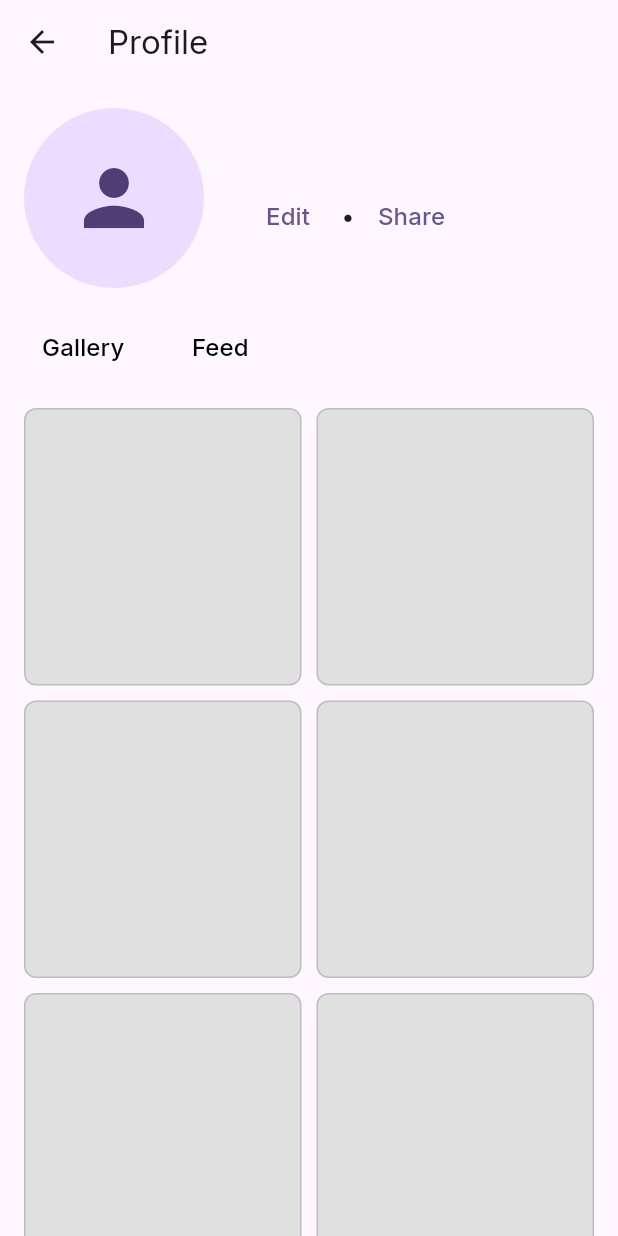
After one commit to jjustinsong/snapseek, a Flutter app: the screen it shows once a user with an empty profile is signed in, item 3 of the bottom bar chosen, after a tap on "Edit", on a phone screen of 412 x 824 dp. The commit adds this screen. Run offline on Flutter 3.47's test engine with Material 3 defaults, Android fonts, the phone set to English and light mode, and no system bars; our stand-ins replace cloud_firestore, firebase_auth, firebase_core, google_fonts, google_nav_bar, line_icons and 1 more; accounts and stored records are empty.

Commit message:
profile page

```diff
--- a/snapseek/lib/pages/login.dart
+++ b/snapseek/lib/pages/login.dart
@@ -3,11 +3,11 @@ import 'package:flutter/material.dart';
 import 'package:snapseek/components/button.dart';
 import 'package:snapseek/components/textfield.dart';
 import 'package:snapseek/components/google_button.dart';
+import 'package:snapseek/pages/forgot_password.dart';
 
 //stateful because we want to show errors on screen for when login credentials are invalid
 
 class Login extends StatefulWidget {
-
   //parameters for the widget are created here
 
   final Function()? onTap;
@@ -18,7 +18,6 @@ class Login extends StatefulWidget {
 }
 
 class _LoginState extends State<Login> {
-
   //variables used in the widget are created here
 
   final TextEditingController emailController = TextEditingController();
@@ -31,7 +30,9 @@ class _LoginState extends State<Login> {
       errorMessage = '';
     });
     //loading circle
-    showDialog(context: context, builder: (context) {
+    showDialog(
+        context: context,
+        builder: (context) {
           return const Center(
             child: CircularProgressIndicator(),
           );
@@ -56,7 +57,7 @@ class _LoginState extends State<Login> {
 
   @override
   Widget build(BuildContext context) {
-    return  Scaffold(
+    return Scaffold(
         backgroundColor: Colors.white,
         //singlechildscrollview used to prevent screen overflow when keyboard is opened
         body: SingleChildScrollView(
@@ -73,8 +74,9 @@ class _LoginState extends State<Login> {
                 children: [
                   const Padding(
                       padding: EdgeInsets.only(top: 100.0, bottom: 40.0),
-                    child: Text("SnapSeek", style: TextStyle(fontWeight: FontWeight.bold, fontSize: 25))
-                  ),
+                      child: Text("SnapSeek",
+                          style: TextStyle(
+                              fontWeight: FontWeight.bold, fontSize: 25))),
                   CustomTextField(
                     controller: emailController,
                     hintText: 'Email address',
@@ -89,37 +91,41 @@ class _LoginState extends State<Login> {
                   const SizedBox(height: 10.0),
                   //if error message is not an empty string, show the message in red
                   if (errorMessage.isNotEmpty)
-                  Text(errorMessage, style: const TextStyle(color: Colors.red)),
+                    Text(errorMessage,
+                        style: const TextStyle(color: Colors.red)),
                   const SizedBox(height: 10.0),
-                  const Text('Forgot password?', style: TextStyle(color: Color.fromARGB(255, 99, 98, 98))),
+                  TextButton(
+                      onPressed: () {
+                        // Navigate to password page when button is tapped
+                        Navigator.push(
+                          context,
+                          MaterialPageRoute(
+                              builder: (context) => const ForgotPassword()),
+                        );
+                      },
+                      child: const Text('Forgot password?',
+                          style: TextStyle(
+                            color: Color.fromARGB(255, 99, 98, 98),
+                            decoration: TextDecoration.underline,
+                          ))),
                   const SizedBox(height: 10.0),
-                  CustomButton(
-                    onTap: signIn,
-                    name: 'Sign in'
-                  ),
+                  CustomButton(onTap: signIn, name: 'Sign in'),
                   const SizedBox(height: 20.0),
-                  Row(
-                    children: [
+                  Row(children: [
                     //expands a child of the row so that it fills all available space
                     Expanded(
                         //creates line
-                        child: Divider(
-                          thickness: 0.5,
-                          color: Colors.grey[400]
-                        )
-                      ),
+                        child:
+                            Divider(thickness: 0.5, color: Colors.grey[400])),
                     const Padding(
                       padding: EdgeInsets.only(right: 10.0, left: 10.0),
-                        child: Text('Or continue with', style: TextStyle(color: Color.fromARGB(255, 99, 98, 98))),
+                      child: Text('Or continue with',
+                          style: TextStyle(
+                              color: Color.fromARGB(255, 99, 98, 98))),
                     ),
                     Expanded(
-                        child: Divider(
-                          thickness: 0.5,
-                          color: Colors.grey[400]
-                        )
-                      )
-                    ]
-                  ),
+                        child: Divider(thickness: 0.5, color: Colors.grey[400]))
+                  ]),
                   const SizedBox(height: 20.0),
                   const GoogleButton(imagePath: 'lib/images/google logo.png'),
                   const SizedBox(height: 20.0),
@@ -136,19 +142,15 @@ class _LoginState extends State<Login> {
                         //onTap passed in from login_or_register.dart file
                         //to call variables from the stateful class, use 'widget._____'
                         onTap: widget.onTap,
-                        child: const Text(
-                          'Sign up',
-                          style: TextStyle(color: Colors.blue, fontWeight: FontWeight.bold)
-                        ),
+                        child: const Text('Sign up',
+                            style: TextStyle(
+                                color: Colors.blue,
+                                fontWeight: FontWeight.bold)),
                       )
                     ],
                   )
-                ]
-              ),
-            )
-          )
-        ),
-      )
-    );
+                ]),
+          ))),
+        ));
   }
 }
--- /dev/null
+++ b/snapseek/lib/pages/profile.dart
@@ -0,0 +1,152 @@
+import 'package:flutter/material.dart';
+import 'package:firebase_auth/firebase_auth.dart';
+import 'package:cloud_firestore/cloud_firestore.dart';
+
+class ProfilePage extends StatefulWidget {
+  const ProfilePage({Key? key}) : super(key: key);
+
+  @override
+  _ProfilePageState createState() => _ProfilePageState();
+}
+
+class _ProfilePageState extends State<ProfilePage> {
+  String username = "Loading..."; // Initial text
+  String profileImageUrl = ""; // URL for profile image, if available
+
+  @override
+  void initState() {
+    super.initState();
+    fetchUsername();
+  }
+
+  Future<void> fetchUsername() async {
+    User? user = FirebaseAuth.instance.currentUser;
+    if (user != null) {
+      DocumentSnapshot userDoc = await FirebaseFirestore.instance
+          .collection('users')
+          .doc(user.uid)
+          .get();
+      if (userDoc.exists) {
+        setState(() {
+          username = userDoc['username'] as String;
+        });
+      } else {
+        setState(() {
+          username = "No username found";
+        });
+      }
+    } else {
+      setState(() {
+        username = "User not logged in";
+      });
+    }
+  }
+
+  @override
+  Widget build(BuildContext context) {
+    return Scaffold(
+      appBar: AppBar(
+        title: const Text('Profile'),
+      ),
+      body: Column(
+        children: <Widget>[
+          Padding(
+            padding: const EdgeInsets.all(16.0),
+            child: Row(
+              crossAxisAlignment: CrossAxisAlignment.center,
+              children: <Widget>[
+                CircleAvatar(
+                  radius: 60, // Increased radius for a larger profile image
+                  backgroundImage: profileImageUrl.isNotEmpty
+                      ? NetworkImage(profileImageUrl)
+                      : null,
+                  child: profileImageUrl.isEmpty
+                      ? const Icon(Icons.person, size: 60)
+                      : null,
+                ),
+                const SizedBox(width: 24),
+                Expanded(
+                  child: Column(
+                    crossAxisAlignment: CrossAxisAlignment.start,
+                    children: [
+                      Padding(
+                        padding: const EdgeInsets.only(left: 16),
+                        child: Text(username,
+                            style: TextStyle(
+                                fontSize: 18, fontWeight: FontWeight.bold)),
+                      ),
+                      Row(
+                        children: [
+                          TextButton(
+                            onPressed: () {
+                              print("Edit button tapped");
+                            },
+                            child: Text("Edit", style: TextStyle(fontSize: 16)),
+                          ),
+                          Text(" • ",
+                              style: TextStyle(
+                                  fontSize: 16, fontWeight: FontWeight.bold)),
+                          TextButton(
+                            onPressed: () {
+                              print("Share button tapped");
+                            },
+                            child:
+                                Text("Share", style: TextStyle(fontSize: 16)),
+                          ),
+                        ],
+                      ),
+                    ],
+                  ),
+                ),
+              ],
+            ),
+          ),
+          Padding(
+            padding: const EdgeInsets.only(left: 16.0),
+            child: Row(
+              mainAxisAlignment: MainAxisAlignment.start,
+              children: [
+                TextButton(
+                  onPressed: () {
+                    print("Feed button tapped");
+                  },
+                  child: Text("Gallery",
+                      style: TextStyle(fontSize: 16, color: Colors.black)),
+                ),
+                SizedBox(width: 20), // Spacing between buttons
+                TextButton(
+                  onPressed: () {
+                    print("Gallery button tapped");
+                  },
+                  child: Text("Feed",
+                      style: TextStyle(fontSize: 16, color: Colors.black)),
+                ),
+              ],
+            ),
+          ),
+          Expanded(
+            // This will make the GridView take up all remaining space
+            child: GridView.count(
+              crossAxisCount: 2, // Number of columns in the grid
+              childAspectRatio: 1.0, // Aspect ratio of each cell
+              crossAxisSpacing: 10, // Spacing between the columns
+              mainAxisSpacing: 10, // Spacing between the rows
+              padding: EdgeInsets.all(16), // Padding around the grid
+              children: List.generate(6, (index) {
+                // Generate 4 empty boxes
+                return Container(
+                  decoration: BoxDecoration(
+                      color: Colors.grey[300], // Light grey color for the boxes
+                      borderRadius: BorderRadius.circular(8), // Rounded corners
+                      border: Border.all(
+                          color: Colors.grey[400]!) // Border around each box
+                      ),
+                );
+              }),
+            ),
+          ),
+        ],
+      ),
+    );
+  }
+}
--- a/snapseek/lib/pages/register.dart
+++ b/snapseek/lib/pages/register.dart
@@ -1,13 +1,14 @@
 import 'package:firebase_auth/firebase_auth.dart';
 import 'package:flutter/material.dart';
+import 'package:flutter/services.dart';
 import 'package:snapseek/components/button.dart';
 import 'package:snapseek/components/textfield.dart';
 import 'package:snapseek/components/google_button.dart';
+import 'package:cloud_firestore/cloud_firestore.dart';
 
 //stateful because we want to show errors on screen for when password and confirm password are different
 
 class Register extends StatefulWidget {
-
   final Function()? onTap;
   const Register({super.key, required this.onTap});
 
@@ -16,13 +17,17 @@ class Register extends StatefulWidget {
 }
 
 class _RegisterState extends State<Register> {
+  final TextEditingController userController = TextEditingController();
   final TextEditingController emailController = TextEditingController();
   final TextEditingController passwordController = TextEditingController();
-  final TextEditingController confirmPasswordController = TextEditingController();
+  final TextEditingController confirmPasswordController =
+      TextEditingController();
   String errorMessage = '';
 
   void signUp() async {
-    showDialog(context: context, builder: (context) {
+    showDialog(
+        context: context,
+        builder: (context) {
           return const Center(
             child: CircularProgressIndicator(),
           );
@@ -30,10 +35,16 @@ class _RegisterState extends State<Register> {
     try {
       //only create user if password and confirmpassword are the same
       if (passwordController.text == confirmPasswordController.text) {
+        UserCredential userCredential =
             await FirebaseAuth.instance.createUserWithEmailAndPassword(
           email: emailController.text,
           password: passwordController.text,
         );
+        String uid = userCredential.user!.uid;
+        await FirebaseFirestore.instance.collection('users').doc(uid).set({
+          'username': userController.text, // Store the username
+          // Add other user details here if necessary
+        });
       } else {
         setState(() {
           errorMessage = "Passwords don't match";
@@ -50,7 +61,7 @@ class _RegisterState extends State<Register> {
 
   @override
   Widget build(BuildContext context) {
-    return  Scaffold(
+    return Scaffold(
         backgroundColor: Colors.white,
         body: SingleChildScrollView(
           child: SafeArea(
@@ -63,9 +74,19 @@ class _RegisterState extends State<Register> {
                 children: [
                   const Padding(
                       padding: EdgeInsets.only(top: 100.0, bottom: 40.0),
-                    child: Text("SnapSeek", style: TextStyle(fontWeight: FontWeight.bold, fontSize: 25))
+                      child: Text("SnapSeek",
+                          style: TextStyle(
+                              fontWeight: FontWeight.bold, fontSize: 25))),
+                  const Text('Create an account',
+                      style: TextStyle(
+                          color: Colors.black,
+                          fontWeight: FontWeight.bold,
+                          fontSize: 20)),
+                  CustomTextField(
+                    controller: userController,
+                    hintText: 'Username',
+                    obscureText: false,
                   ),
-                  const Text('Create an account', style: TextStyle(color: Colors.black, fontWeight: FontWeight.bold, fontSize: 20)),
                   CustomTextField(
                     controller: emailController,
                     hintText: 'Email address',
@@ -83,33 +104,24 @@ class _RegisterState extends State<Register> {
                   ),
                   const SizedBox(height: 10.0),
                   if (errorMessage.isNotEmpty)
-                  Text(errorMessage, style: const TextStyle(color: Colors.red)),
+                    Text(errorMessage,
+                        style: const TextStyle(color: Colors.red)),
                   const SizedBox(height: 10.0),
-                  CustomButton(
-                    onTap: signUp,
-                    name: 'Sign up'
-                  ),
+                  CustomButton(onTap: signUp, name: 'Sign up'),
                   const SizedBox(height: 20.0),
-                  Row(
-                    children: [
+                  Row(children: [
                     Expanded(
-                        child: Divider(
-                          thickness: 0.5,
-                          color: Colors.grey[400]
-                        )
-                      ),
+                        child:
+                            Divider(thickness: 0.5, color: Colors.grey[400])),
                     const Padding(
                       padding: EdgeInsets.only(right: 10.0, left: 10.0),
-                        child: Text('Or continue with', style: TextStyle(color: Color.fromARGB(255, 99, 98, 98))),
+                      child: Text('Or continue with',
+                          style: TextStyle(
+                              color: Color.fromARGB(255, 99, 98, 98))),
                     ),
                     Expanded(
-                        child: Divider(
-                          thickness: 0.5,
-                          color: Colors.grey[400]
-                        )
-                      )
-                    ]
-                  ),
+                        child: Divider(thickness: 0.5, color: Colors.grey[400]))
+                  ]),
                   const SizedBox(height: 20.0),
                   const GoogleButton(imagePath: 'lib/images/google logo.png'),
                   const SizedBox(height: 20.0),
@@ -125,19 +137,15 @@ class _RegisterState extends State<Register> {
                         //onTap passed in from login_or_register.dart file
                         //to call variables from the stateful class, use 'widget._____'
                         onTap: widget.onTap,
-                        child: const Text(
-                          'Sign in',
-                          style: TextStyle(color: Colors.blue, fontWeight: FontWeight.bold)
-                        ),
+                        child: const Text('Sign in',
+                            style: TextStyle(
+                                color: Colors.blue,
+                                fontWeight: FontWeight.bold)),
                       )
                     ],
                   )
-                ]
-              ),
-            )
-          )
-        ),
-      )
-    );
+                ]),
+          ))),
+        ));
   }
 }
--- a/snapseek/lib/pages/search.dart
+++ b/snapseek/lib/pages/search.dart
@@ -7,7 +7,7 @@ import 'package:google_nav_bar/google_nav_bar.dart';
 import 'package:line_icons/line_icons.dart';
 import 'package:http/http.dart' as http;
 import 'package:logger/logger.dart';
-
+import 'package:snapseek/pages/profile.dart';
 
 class SearchPage extends StatefulWidget {
   const SearchPage({super.key});
@@ -36,56 +36,69 @@ class _SearchPageState extends State<SearchPage> {
   //api call; doesn't work
   Future<void> searchImages(String description) async {
     try {
-      final response = await http.post(
-        Uri.parse('http://10.0.2.2:5000/search'),
+      final response = await http.post(Uri.parse('http://10.0.2.2:5000/search'),
           headers: <String, String>{
             'Content-Type': 'application/json; charset=UTF-8',
           },
-        body: jsonEncode(<String, dynamic> {
+          body: jsonEncode(<String, dynamic>{
             'description': description,
-        })
-      );
+          }));
       logger.i('Response status: ${response.statusCode}');
-    } catch(e) {
+    } catch (e) {
       // ignore: avoid_print
       logger.e('Error: $e');
     }
   }
 
-  void buttonHandler() {
-
-  }
+  void buttonHandler() {}
 
   @override
   Widget build(BuildContext context) {
     return Scaffold(
-      appBar:
-        AppBar(
-          title: const Center(child: Text('Search', style: TextStyle(fontWeight: FontWeight.bold, fontSize: 20))),
-          bottom: PreferredSize(preferredSize: const Size.fromHeight(2.0), child: Container(color: Colors.black, height: 0.5))
+      appBar: AppBar(
+        title: const Center(
+            child: Text('Search',
+                style: TextStyle(fontWeight: FontWeight.bold, fontSize: 20))),
+        bottom: PreferredSize(
+            preferredSize: const Size.fromHeight(2.0),
+            child: Container(color: Colors.black, height: 0.5)),
+        actions: [
+          IconButton(
+            onPressed: signUserOut,
+            icon: const Icon(Icons.logout),
+            color: Colors.black,
           ),
-      body: Column(
-        children: <Widget>[
+        ],
+      ),
+      body: Column(children: <Widget>[
         SearchBar(onSearch: searchImages, onChange: changeText),
       ]),
-      bottomNavigationBar: Row(
+      bottomNavigationBar: Padding(
+        padding: const EdgeInsets.symmetric(horizontal: 20, vertical: 20),
+        child: Row(
           children: [
-          const Padding(
-            padding: EdgeInsets.symmetric(horizontal: 80.0, vertical: 20),
+            Expanded(
               child: GNav(
                 color: Colors.black,
                 activeColor: Colors.black,
-              gap: 8,
-              padding: EdgeInsets.all(16),
-              tabs: [
+                onTabChange: (index) {
+                  if (index == 2) {
+                    Navigator.push(
+                      context,
+                      MaterialPageRoute(
+                          builder: (context) => const ProfilePage()),
+                    );
+                  }
+                },
+                tabs: const [
                   GButton(icon: LineIcons.globe),
                   GButton(icon: LineIcons.search),
                   GButton(icon: LineIcons.user),
-              ]
-            )
+                ],
               ),
-          IconButton(onPressed: signUserOut, icon: const Icon(Icons.logout))
+            ),
           ],
+        ),
       ),
     );
   }
@@ -123,17 +136,13 @@ class _SearchBarState extends State<SearchBar> {
   Widget build(BuildContext context) {
     return Padding(
         padding: EdgeInsets.all(16.0),
-        child: Row(
-          children: [
+        child: Row(children: [
           Expanded(
               child: CupertinoSearchTextField(
             controller: controller,
             //executes when keyboard 'return' or 'search' button is clicked
             onSubmitted: (_) => click(),
-              )
-            )
-          ]
-        )
-    );
+          ))
+        ]));
   }
 }
--- a/snapseek/pubspec.yaml
+++ b/snapseek/pubspec.yaml
@@ -43,6 +43,7 @@ dependencies:
   logger: ^2.3.0
   firebase_core: ^3.0.0
   firebase_auth: ^5.0.0
+  cloud_firestore: 5.0.0
   google_sign_in: ^6.2.1
 
 dev_dependencies:
```
Also changed, not shown: snapseek/lib/pages/forgot_password.dart (added, +91 -0 lines), snapseek/flutter_01.png (added), snapseek/flutter_02.png (added), snapseek/lib/pages/model.dart (added), snapseek/pubspec.lock, 4 other files. Lines whose indentation alone changed are shown as unchanged.
